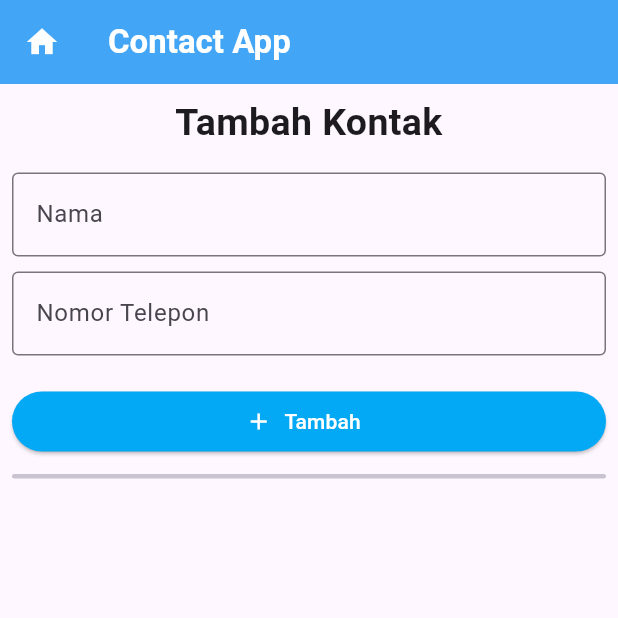
After one commit to mrifqiansyah/Prak-MoPro-P4, a Flutter app: the ContactHome screen opened directly, on a phone screen of 412 x 824 dp, the top half of it. The commit adds this screen. Run offline on Flutter 3.47's test engine with Material 3 defaults, Android fonts, the phone set to English and light mode, and no system bars.

Commit message:
Menambahkan aplikasi kontak

```diff
--- /dev/null
+++ b/lib/data/contact.dart
@@ -0,0 +1,6 @@
+class Contact {
+  String name;
+  String telephone;
+
+  Contact({ required this.name, required this.telephone });
+}
--- /dev/null
+++ b/lib/pages/contact_app/contact_home.dart
@@ -0,0 +1,229 @@
+import 'package:flutter/material.dart';
+
+class ContactHome extends StatefulWidget {
+  const ContactHome({super.key});
+
+  @override
+  State<ContactHome> createState() => _ContactHomeState();
+}
+
+class _ContactHomeState extends State<ContactHome> {
+  final _inputNameKey = GlobalKey<FormFieldState>();
+  final _inputTelKey = GlobalKey<FormFieldState>();
+
+  final _updateNameKey = GlobalKey<FormFieldState>();
+  final _updateTelKey = GlobalKey<FormFieldState>();
+
+  final List<String> _contacts = [];
+
+  // Isi Logic 1
+
+  @override
+  Widget build(BuildContext context) {
+    return Scaffold(
+      appBar: AppBar(
+        backgroundColor: Colors.blue[400],
+        title: Text(
+          "Contact App",
+          style: TextStyle(
+            color: Colors.white,
+            fontWeight: FontWeight.bold,
+          ),
+        ),
+        leading: IconButton(
+          onPressed: () async {
+            Navigator.of(context).pop();
+          },
+          icon: Icon(
+            Icons.home,
+            color: Colors.white,
+          ),
+        ),
+      ),
+      body: Padding(
+        padding: const EdgeInsets.all(8.0),
+        child: CustomScrollView(
+          slivers: [
+            SliverList(
+              delegate: SliverChildListDelegate(
+                [
+                  Text(
+                    "Tambah Kontak",
+                    style: TextStyle(
+                      fontWeight: FontWeight.bold,
+                      fontSize: 25,
+                    ),
+                    textAlign: TextAlign.center,
+                  ),
+                  SizedBox(height: 15),
+                  TextFormField(
+                    key: _inputNameKey,
+                    decoration: InputDecoration(
+                      labelText: "Nama",
+                      border: OutlineInputBorder(),
+                    ),
+                    validator: (value) {
+                      if (value == null || value.isEmpty) {
+                        return "Input tidak boleh kosong";
+                      }
+
+                      return null;
+                    },
+                  ),
+                  SizedBox(height: 10),
+                  TextFormField(
+                    key: _inputTelKey,
+                    decoration: InputDecoration(
+                      labelText: "Nomor Telepon",
+                      border: OutlineInputBorder(),
+                    ),
+                    validator: (value) {
+                      if (value == null || value.isEmpty) {
+                        return "Input tidak boleh kosong";
+                      }
+
+                      return null;
+                    },
+                  ),
+                  SizedBox(height: 20),
+                  ElevatedButton.icon(
+                    label: Text("Tambah"),
+                    icon: Icon(Icons.add),
+                    style: ElevatedButton.styleFrom(
+                      backgroundColor: Colors.lightBlue,
+                      foregroundColor: Colors.white,
+                    ),
+                    onPressed: () {
+                      // Isi Logic 2
+                    },
+                  ),
+                  Divider(
+                  height: 25,
+                  thickness: 3,
+                  radius: BorderRadius.all(Radius.circular(10)),
+                ),
+                ],
+              ),
+            ),
+            SliverList(
+              delegate: SliverChildBuilderDelegate(
+                childCount: _contacts.length,
+                (context, index) {
+                  return Card(
+                    color: Colors.blueGrey[100],
+                    child: ListTile(
+                      leading: Icon(Icons.notes),
+                      title: Text(_contacts[index]),
+                      trailing: PopupMenuButton(
+                        initialValue: null,
+                        onSelected: (menu) async {
+                          if (menu == "Update") {
+                            await showDialog<void>(
+                              context: context,
+                              builder: (BuildContext context) {
+                                return AlertDialog(
+                                  title: Text("Update Catatan"),
+                                  content: Column(
+                                    mainAxisSize: MainAxisSize.min,
+                                    children: [
+                                      TextFormField(
+                                        key: _updateNameKey,
+                                        initialValue: _contacts[index],
+                                        decoration: InputDecoration(
+                                          labelText: "Nama",
+                                          border: OutlineInputBorder(),
+                                        ),
+                                        validator: (value) {
+                                          if (value == null || value.isEmpty) {
+                                            return "Input tidak boleh kosong";
+                                          }
+
+                                          return null;
+                                        },
+                                      ),
+                                      SizedBox(height: 10),
+                                      TextFormField(
+                                        key: _updateTelKey,
+                                        initialValue: _contacts[index],
+                                        decoration: InputDecoration(
+                                          labelText: "Nomor Telepon",
+                                          border: OutlineInputBorder(),
+                                        ),
+                                        validator: (value) {
+                                          if (value == null || value.isEmpty) {
+                                            return "Input tidak boleh kosong";
+                                          }
+
+                                          return null;
+                                        },
+                                      ),
+                                    ],
+                                  ),
+                                  actions: [
+                                    TextButton(onPressed: () => Navigator.pop(context), child: Text("Batal")),
+                                    TextButton(
+                                      onPressed: () => {
+                                        // Isi Logic 3
+                                      },
+                                      child: Text(
+                                        "Simpan",
+                                        style: TextStyle(color: Colors.blue)
+                                      ),
+                                    ),
+                                  ],
+                                );
+                              },
+                            );
+                          } else {
+                            await showDialog<void>(
+                              context: context,
+                              builder: (BuildContext context) {
+                                return AlertDialog(
+                                  title: Text("Ingin Menghapus"),
+                                  content: Text("Apakah kamu yakin ingin menghapus?"),
+                                  actions: [
+                                    TextButton(onPressed: () => Navigator.pop(context), child: Text("Batal")),
+                                    TextButton(
+                                      onPressed: () => {
+                                        // Isi Logic 4
+                                      },
+                                      child: Text(
+                                        "Hapus",
+                                        style: TextStyle(color: Colors.red)
+                                      ),
+                                    ),
+                                  ],
+                                );
+                              },
+                            );
+                          }
+                        },
+                        itemBuilder: (context) {
+                          return [
+                            PopupMenuItem(
+                              value: "Update",
+                              child: Text("Update"),
+                            ),
+                            PopupMenuItem(
+                              value: "Hapus",
+                              child: Text(
+                                "Hapus",
+                                style: TextStyle(
+                                  color: Colors.red,
+                                ),
+                              ),
+                            ),
+                          ];
+                        },
+                      ),
+                    ),
+                  );
+                },
+              ),
+            ),
+          ],
+        ),
+      )
+    );
+  }
+}
--- a/pubspec.yaml
+++ b/pubspec.yaml
@@ -34,7 +34,6 @@ dependencies:
   # The following adds the Cupertino Icons font to your application.
   # Use with the CupertinoIcons class for iOS style icons.
   cupertino_icons: ^1.0.8
-  shared_preferences: ^2.5.3
 
 dev_dependencies:
   flutter_test:
```
Also changed, not shown: lib/pages/main_app.dart (+6 -1 lines), pubspec.lock, 1 other file.
